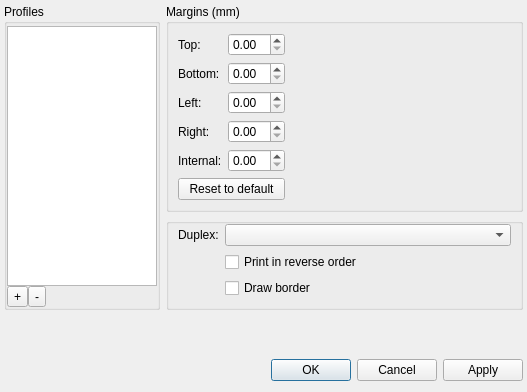
First picture: the form in gui/printersettings/printersettings.ui, repository Boomaga/boomaga, before the edit.
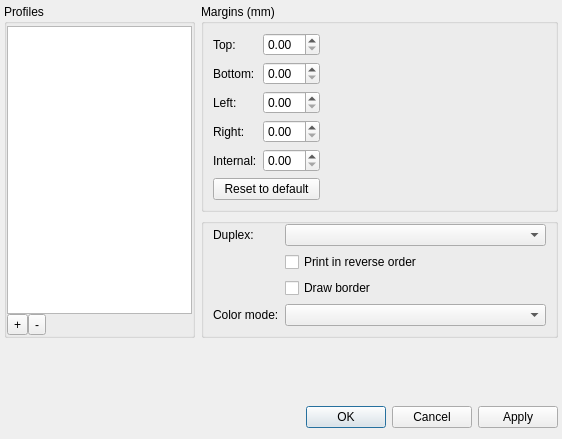
Second picture: the form after the edit.

Commit message: Added colormode (Auto/ForceColor/ForceGrayscale) for printer profile

```diff
--- a/gui/printersettings/printersettings.ui
+++ b/gui/printersettings/printersettings.ui
@@ -6,8 +6,8 @@
    <rect>
     <x>0</x>
     <y>0</y>
-    <width>526</width>
-    <height>392</height>
+    <width>562</width>
+    <height>439</height>
    </rect>
   </property>
   <layout class="QVBoxLayout" name="verticalLayout_5">
@@ -210,18 +210,17 @@
          <property name="title">
           <string/>
          </property>
+         <property name="flat">
+          <bool>true</bool>
+         </property>
          <layout class="QVBoxLayout" name="verticalLayout_2">
           <property name="topMargin">
            <number>0</number>
           </property>
           <item>
            <layout class="QGridLayout" name="gridLayout">
-            <item row="1" column="1">
-             <widget class="QCheckBox" name="reverseOrderCbx">
-              <property name="text">
-               <string>Print in reverse order</string>
-              </property>
-             </widget>
+            <item row="4" column="1">
+             <widget class="QComboBox" name="colorModeCombo"/>
             </item>
             <item row="0" column="1">
              <widget class="QComboBox" name="duplexTypeComboBox">
@@ -246,6 +245,13 @@
               </property>
              </widget>
             </item>
+            <item row="1" column="1">
+             <widget class="QCheckBox" name="reverseOrderCbx">
+              <property name="text">
+               <string>Print in reverse order</string>
+              </property>
+             </widget>
+            </item>
             <item row="3" column="1">
              <widget class="QCheckBox" name="borderCbx">
               <property name="text">
@@ -253,6 +259,13 @@
               </property>
              </widget>
             </item>
+            <item row="4" column="0">
+             <widget class="QLabel" name="colorModeLabel">
+              <property name="text">
+               <string>Color mode:</string>
+              </property>
+             </widget>
+            </item>
            </layout>
           </item>
          </layout>
```
The commit also changes 17 other files.
